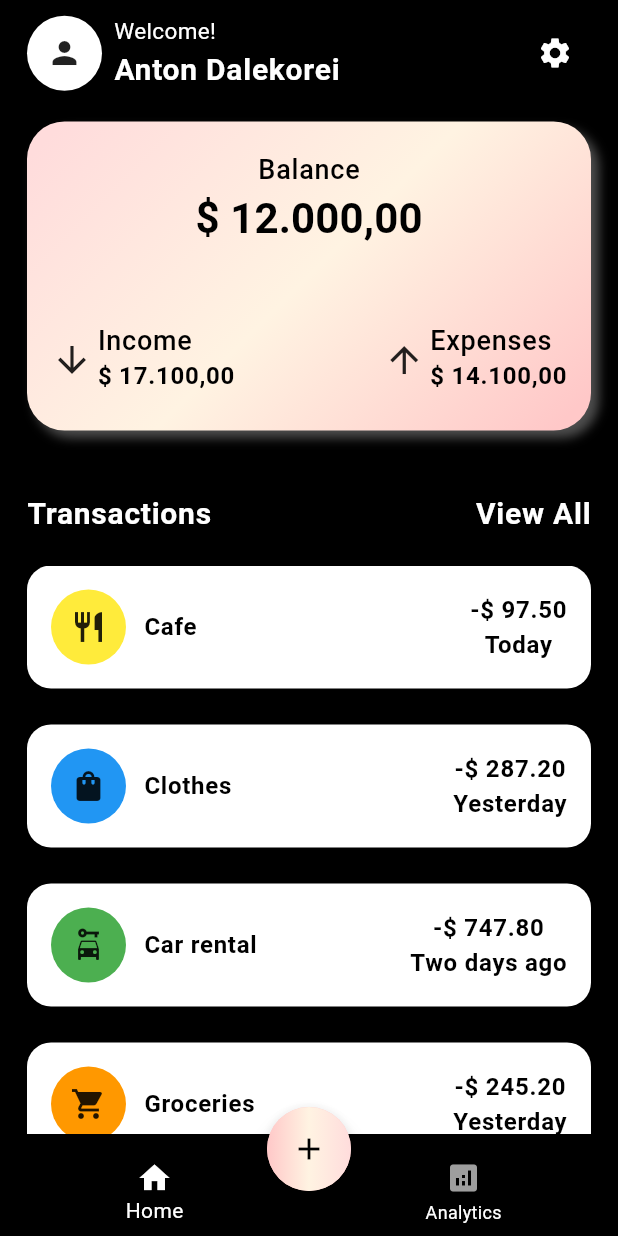
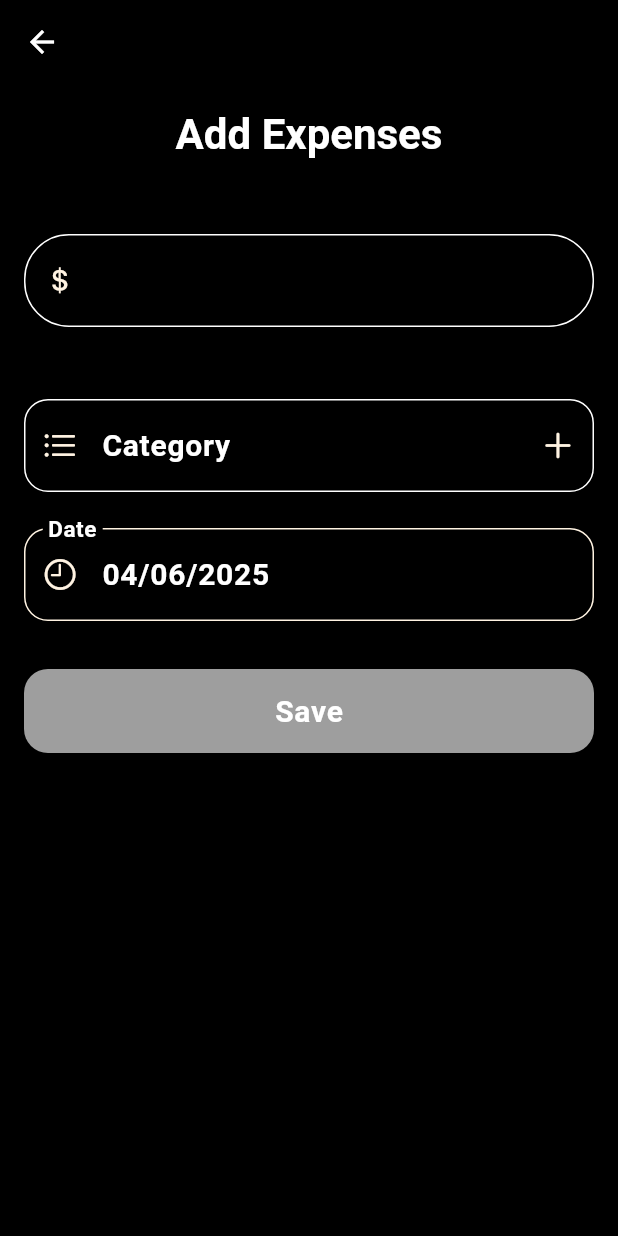
Before and after one commit to adalekorei/Expense_Tracker_Bloc_App, a Flutter app: the screen it shows after launch, after a tap on the "add" icon, on a phone screen of 412 x 824 dp. Run offline on Flutter 3.47's test engine with Material 3 defaults, Android fonts, the phone set to English and light mode, and no system bars; our stand-ins replace fl_chart.

Commit message:
added Add Expenses, a few textFormFields

```diff
--- /dev/null
+++ b/lib/screens/add_expense/views/add_expense.dart
@@ -0,0 +1,307 @@
+import 'package:flutter/cupertino.dart';
+import 'package:flutter/material.dart';
+import 'package:intl/intl.dart';
+
+class AddExpense extends StatefulWidget {
+  const AddExpense({super.key});
+
+  @override
+  State<AddExpense> createState() => _AddExpenseState();
+}
+
+class _AddExpenseState extends State<AddExpense> {
+  TextEditingController expenseController = TextEditingController();
+  TextEditingController categoryController = TextEditingController();
+  TextEditingController dateController = TextEditingController();
+  DateTime selectDate = DateTime.now();
+
+  List<String> myCategoriesIcons = [
+    'entertainment',
+    'food',
+    'home',
+    'pet',
+    'shopping',
+    'tech',
+    'travel',
+  ];
+
+  @override
+  void initState() {
+    dateController.text =
+        DateFormat('dd/MM/yyyy').format(DateTime.now()).toString();
+    super.initState();
+  }
+
+  @override
+  Widget build(BuildContext context) {
+    final theme = Theme.of(context);
+    final date = DateTime.now();
+    return GestureDetector(
+      onTap: () => FocusScope.of(context).unfocus(),
+      child: Scaffold(
+        backgroundColor: theme.scaffoldBackgroundColor,
+        appBar: AppBar(backgroundColor: theme.appBarTheme.backgroundColor),
+        body: Padding(
+          padding: const EdgeInsets.all(16.0),
+          child: Column(
+            crossAxisAlignment: CrossAxisAlignment.center,
+            children: [
+              Text('Add Expenses', style: theme.textTheme.titleLarge),
+              SizedBox(height: 48),
+              SizedBox(
+                width: MediaQuery.of(context).size.width,
+                child: TextFormField(
+                  controller: expenseController,
+                  textAlignVertical: TextAlignVertical.center,
+                  decoration: InputDecoration(
+                    enabledBorder: OutlineInputBorder(
+                      borderSide: BorderSide(color: Colors.white),
+                      borderRadius: BorderRadius.circular(30),
+                    ),
+                    prefixIcon: Icon(
+                      CupertinoIcons.money_dollar,
+                      color: theme.colorScheme.tertiary,
+                    ),
+                    border: OutlineInputBorder(
+                      borderRadius: BorderRadius.circular(30),
+                    ),
+                  ),
+                ),
+              ),
+              SizedBox(height: 48),
+              TextFormField(
+                readOnly: true,
+                onTap: () {},
+                controller: categoryController,
+                textAlignVertical: TextAlignVertical.center,
+                decoration: InputDecoration(
+                  enabledBorder: OutlineInputBorder(
+                    borderSide: BorderSide(color: Colors.white),
+                    borderRadius: BorderRadius.circular(16),
+                  ),
+                  label: Text('Category', style: theme.textTheme.bodyLarge),
+                  prefixIcon: Icon(
+                    CupertinoIcons.list_bullet,
+                    color: theme.colorScheme.tertiary,
+                  ),
+                  suffixIcon: IconButton(
+                    onPressed: () {
+                      showDialog(
+                        context: context,
+                        builder: (context) {
+                          bool isExpanded = false;
+                          return StatefulBuilder(
+                            builder: (context, setState) {
+                              return AlertDialog(
+                                shape: RoundedRectangleBorder(
+                                  side: BorderSide(
+                                    color: theme.colorScheme.tertiary,
+                                    width: 1,
+                                  ),
+                                  borderRadius: BorderRadius.circular(16),
+                                ),
+                                title: Center(
+                                  child: Text(
+                                    'Create a category',
+                                    style: theme.textTheme.titleLarge,
+                                  ),
+                                ),
+                                backgroundColor: Colors.black,
+                                content: SizedBox(
+                                  width: MediaQuery.of(context).size.width,
+                                  child: Column(
+                                    mainAxisSize: MainAxisSize.min,
+                                    children: [
+                                      SizedBox(height: 16),
+                                      TextFormField(
+                                        textAlignVertical:
+                                            TextAlignVertical.center,
+                                        decoration: InputDecoration(
+                                          isDense: true,
+                                          filled: true,
+                                          fillColor: Colors.grey,
+                                          enabledBorder: OutlineInputBorder(
+                                            borderRadius: BorderRadius.circular(
+                                              16,
+                                            ),
+                                          ),
+                                          label: Text(
+                                            'Name',
+                                            style: theme.textTheme.bodyLarge,
+                                          ),
+                                          border: OutlineInputBorder(
+                                            borderRadius: BorderRadius.circular(
+                                              16,
+                                            ),
+                                            borderSide: BorderSide.none,
+                                          ),
+                                        ),
+                                      ),
+                                      SizedBox(height: 16),
+                                      TextFormField(
+                                        onTap: () {
+                                          setState(() {
+                                            isExpanded = !isExpanded;
+                                          });
+                                        },
+                                        textAlignVertical:
+                                            TextAlignVertical.center,
+                                        readOnly: true,
+                                        decoration: InputDecoration(
+                                          filled: true,
+                                          fillColor: Colors.grey,
+                                          suffixIcon: Icon(
+                                            CupertinoIcons.chevron_down,
+                                            color: theme.colorScheme.tertiary,
+                                          ),
+                                          isDense: true,
+                                          label: Text(
+                                            'Icon',
+                                            style: theme.textTheme.bodyLarge,
+                                          ),
+                                          border: OutlineInputBorder(
+                                            borderRadius:
+                                                isExpanded
+                                                    ? BorderRadius.vertical(
+                                                      top: Radius.circular(12),
+                                                    )
+                                                    : BorderRadius.circular(12),
+                                            borderSide: BorderSide.none,
+                                          ),
+                                        ),
+                                      ),
+                                      isExpanded
+                                          ? Container(
+                                            width:
+                                                MediaQuery.of(context).size.width,
+                                            height: 200,
+                                            decoration: BoxDecoration(
+                                              color: Colors.grey,
+                                              borderRadius: BorderRadius.vertical(
+                                                bottom: Radius.circular(12),
+                                              ),
+                                            ),
+                                            child: GridView.builder(
+                                              gridDelegate:
+                                                  SliverGridDelegateWithFixedCrossAxisCount(
+                                                    crossAxisCount: 4,
+                                                  ),
+                                              itemCount: myCategoriesIcons.length,
+                                              itemBuilder: (context, index) {
+                                                return Container(
+                                                  width: 50,
+                                                  height: 50,
+                                                  decoration: BoxDecoration(
+                                                    image: DecorationImage(
+                                                      image: AssetImage(
+                                                        'assets/${myCategoriesIcons[index]}.png',
+                                                      ),
+                                                    ),
+                                                  ),
+                                                );
+                                              },
+                                            ),
+                                          )
+                                          : Container(),
+                                      SizedBox(height: 16),
+                                      TextFormField(
+                                        textAlignVertical:
+                                            TextAlignVertical.center,
+                                        readOnly: true,
+                                        decoration: InputDecoration(
+                                          isDense: true,
+                                          filled: true,
+                                          fillColor: Colors.grey,
+                                          enabledBorder: OutlineInputBorder(
+                                            borderRadius: BorderRadius.circular(
+                                              16,
+                                            ),
+                                          ),
+                                          label: Text(
+                                            'Color',
+                                            style: theme.textTheme.bodyLarge,
+                                          ),
+                                          border: OutlineInputBorder(
+                                            borderRadius: BorderRadius.circular(
+                                              16,
+                                            ),
+                                            borderSide: BorderSide.none,
+                                          ),
+                                        ),
+                                      ),
+                                    ],
+                                  ),
+                                ),
+                              );
+                            },
+                          );
+                        },
+                      );
+                    },
+                    icon: Icon(
+                      CupertinoIcons.add,
+                      color: theme.colorScheme.tertiary,
+                    ),
+                  ),
+                  border: OutlineInputBorder(
+                    borderRadius: BorderRadius.circular(16),
+                  ),
+                ),
+              ),
+              SizedBox(height: 24),
+              TextFormField(
+                controller: dateController,
+                textAlignVertical: TextAlignVertical.center,
+                readOnly: true,
+                onTap: () async {
+                  DateTime? newDate = await showDatePicker(
+                    context: context,
+                    initialDate: selectDate,
+                    firstDate: date,
+                    lastDate: date.add(Duration(days: 365)),
+                  );
+                  if (newDate != null) {
+                    setState(() {
+                      dateController.text =
+                          DateFormat('dd/MM/yyyy').format(newDate).toString();
+                      selectDate = newDate;
+                    });
+                  }
+                },
+                decoration: InputDecoration(
+                  enabledBorder: OutlineInputBorder(
+                    borderSide: BorderSide(color: theme.colorScheme.tertiary),
+                    borderRadius: BorderRadius.circular(16),
+                  ),
+                  label: Text('Date', style: theme.textTheme.bodyLarge),
+                  prefixIcon: Icon(
+                    CupertinoIcons.clock,
+                    color: theme.colorScheme.tertiary,
+                  ),
+                  border: OutlineInputBorder(
+                    borderRadius: BorderRadius.circular(16),
+                  ),
+                ),
+              ),
+              SizedBox(height: 32),
+              SizedBox(
+                width: double.infinity,
+                height: kToolbarHeight,
+                child: TextButton(
+                  onPressed: () {},
+                  style: TextButton.styleFrom(
+                    backgroundColor: Colors.grey,
+                    shape: RoundedRectangleBorder(
+                      borderRadius: BorderRadius.circular(16),
+                    ),
+                  ),
+                  child: Text('Save', style: theme.textTheme.bodyLarge),
+                ),
+              ),
+            ],
+          ),
+        ),
+      ),
+    );
+  }
+}
--- a/lib/screens/analytics/analytics_screen.dart
+++ b/lib/screens/analytics/analytics_screen.dart
@@ -19,7 +19,7 @@ class AnalyticsScreen extends StatelessWidget {
               width: MediaQuery.of(context).size.width,
               height: MediaQuery.of(context).size.width,
               decoration: BoxDecoration(
-                color: const Color.fromARGB(40, 255, 255, 255),
+                color: Colors.white24,
                 borderRadius: BorderRadius.circular(18),
               ),
               child: Padding(
--- a/lib/screens/home/views/home_screen.dart
+++ b/lib/screens/home/views/home_screen.dart
@@ -1,5 +1,4 @@
-import 'dart:math';
-
+import 'package:expense_tracker_bloc_app/screens/add_expense/views/add_expense.dart';
 import 'package:expense_tracker_bloc_app/screens/analytics/analytics_screen.dart';
 import 'package:expense_tracker_bloc_app/screens/home/views/main_screen.dart';
 import 'package:flutter/material.dart';
@@ -50,7 +49,9 @@ class _HomeScreenState extends State<HomeScreen> {
       ),
       floatingActionButtonLocation: FloatingActionButtonLocation.centerDocked,
       floatingActionButton: FloatingActionButton(
-        onPressed: () {},
+        onPressed: () {
+          Navigator.of(context).push(MaterialPageRoute(builder: (BuildContext context) => AddExpense()));
+        },
         shape: CircleBorder(),
         child: Container(
           width: 60,
@@ -65,7 +66,7 @@ class _HomeScreenState extends State<HomeScreen> {
               ],
             ),
           ),
-          child: Icon(Icons.add, color: Colors.black),
+          child: Icon(Icons.add, color: theme.iconTheme.color),
         ),
       ),
       body: index == 0 ? MainScreen() : AnalyticsScreen(),
--- a/lib/screens/home/views/main_screen.dart
+++ b/lib/screens/home/views/main_screen.dart
@@ -47,7 +47,9 @@ class MainScreen extends StatelessWidget {
                   ],
                 ),
                 IconButton(
-                  onPressed: () {},
+                  onPressed: () {
+
+                  },
                   icon: Icon(Icons.settings, color: Colors.white),
                 ),
               ],
--- a/lib/theme.dart
+++ b/lib/theme.dart
@@ -2,7 +2,11 @@ import 'package:flutter/material.dart';
 
 final theme = ThemeData(
   scaffoldBackgroundColor: Colors.black,
-  appBarTheme: AppBarTheme(backgroundColor: Colors.black),
+  appBarTheme: AppBarTheme(
+    backgroundColor: Colors.black,
+    iconTheme: IconThemeData(color: Colors.white),
+  ),
+  iconTheme: IconThemeData(color: Colors.black),
   bottomNavigationBarTheme: BottomNavigationBarThemeData(
     backgroundColor: Colors.black,
     selectedItemColor: Colors.white,
@@ -30,6 +34,11 @@ final theme = ThemeData(
       color: Colors.black,
       fontWeight: FontWeight.bold,
     ),
+    titleLarge: TextStyle(
+      fontSize: 28,
+      color: Colors.white,
+      fontWeight: FontWeight.bold,
+    ),
   ),
   colorScheme: ColorScheme.light(
     primary: Color.fromARGB(255, 255, 200, 200),
--- a/pubspec.yaml
+++ b/pubspec.yaml
@@ -31,6 +31,7 @@ dependencies:
   flutter:
     sdk: flutter
   fl_chart: ^1.0.0
+  intl: ^0.20.2
 
   # The following adds the Cupertino Icons font to your application.
   # Use with the CupertinoIcons class for iOS style icons.
@@ -59,8 +60,8 @@ flutter:
   uses-material-design: true
 
   # To add assets to your application, add an assets section, like this:
-  # assets:
-  #   - images/a_dot_burr.jpeg
+  assets:
+    - assets/
   #   - images/a_dot_ham.jpeg
 
   # An image asset can refer to one or more resolution-specific "variants", see
```
Also changed, not shown: assets/entertainment.png (added), assets/food.png (added), assets/home.png (added), assets/pet.png (added), assets/shopping.png (added), assets/tech.png (added), assets/travel.png (added), pubspec.lock.
